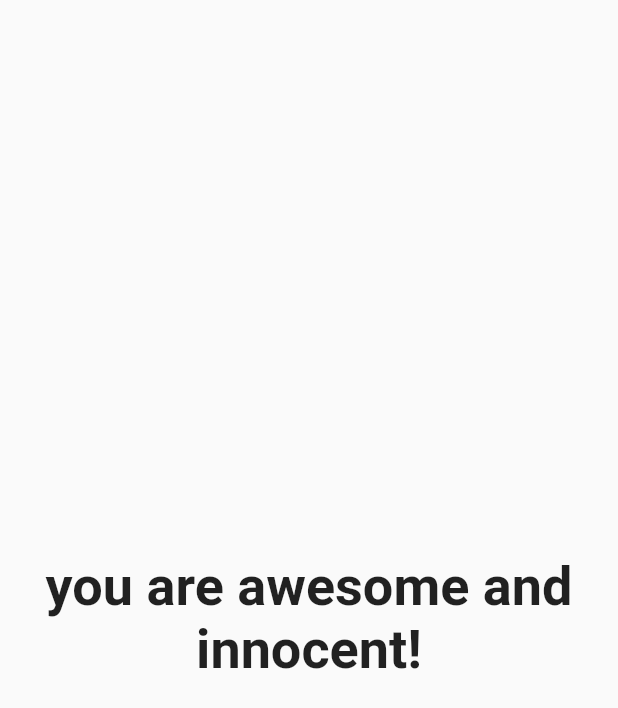
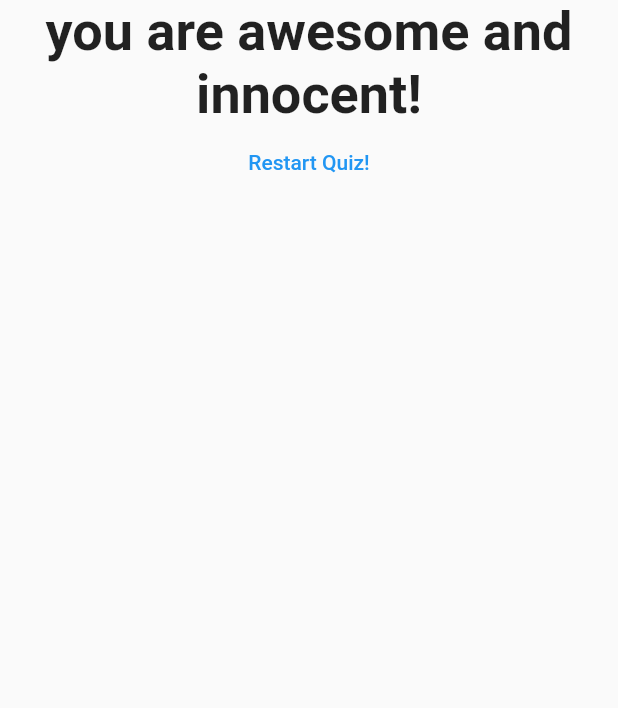
Before and after one commit to 1-MuhammadAli/flutter_complete_guide, a Flutter app: the Result widget shown alone on an empty page, opened directly with empty values, on a phone screen of 412 x 824 dp. Shown: the top 708 px of the screen. Run offline on Flutter 3.47's test engine with Material 2 defaults, Android fonts, the phone set to English and light mode, and no system bars.

Commit message:
Resetting the Quiz

```diff
--- a/lib/result.dart
+++ b/lib/result.dart
@@ -1,7 +1,8 @@
 import 'package:flutter/material.dart';
 class Result extends StatelessWidget {
 final int resultScore;
-Result(this.resultScore);
+final VoidCallback resetHandler;
+Result(this.resultScore,this.resetHandler);
 String get resultPhrase{
   String resultText;
   if(resultScore<=8)
@@ -25,12 +26,17 @@ String get resultPhrase{
   @override
   Widget build(BuildContext context) {
     return Center(
-      child:Text(
-        resultPhrase,
-        style: TextStyle(
-        fontSize: 36,
-        fontWeight: FontWeight.bold,
+      child:Column(
+        children: [
+          Text(
+            resultPhrase,
+            style: TextStyle(
+            fontSize: 36,
+            fontWeight: FontWeight.bold,
     ),textAlign: TextAlign.center,
+          ),
+          FlatButton(onPressed: resetHandler, child: Text("Restart Quiz!"),textColor: Colors.blue,)
+        ],
       ),
     );
   }
```
Also changed, not shown: lib/main.dart (+8 -1 lines).
